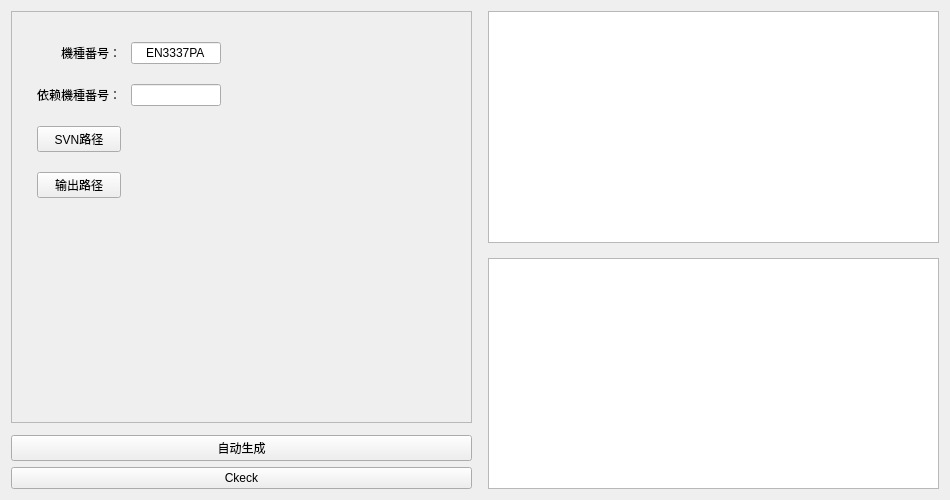
Before: the Qt Designer form Forms/AutomationTool.ui in 335134701/QT_Demo, drawn with Qt 5.
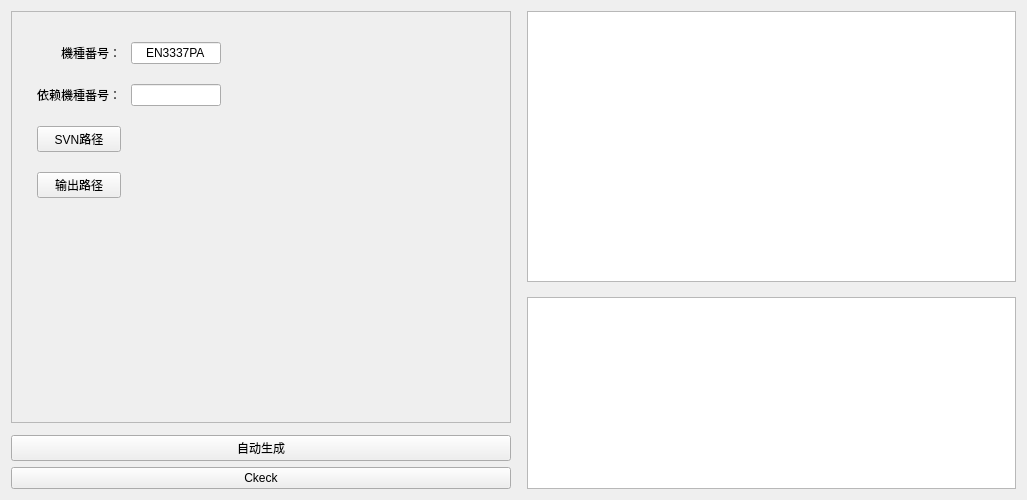
After: the same form once the commit is applied. Icons and pictures are not drawn.

Diff of the .ui file:
```diff
--- a/Forms/AutomationTool.ui
+++ b/Forms/AutomationTool.ui
@@ -6,13 +6,13 @@
    <rect>
     <x>0</x>
     <y>0</y>
-    <width>950</width>
+    <width>1027</width>
     <height>500</height>
    </rect>
   </property>
   <property name="minimumSize">
    <size>
-    <width>950</width>
+    <width>1000</width>
     <height>500</height>
    </size>
   </property>
@@ -63,12 +63,6 @@
        </property>
        <item row="0" column="0">
         <widget class="QTableView" name="MessageView">
-         <property name="minimumSize">
-          <size>
-           <width>0</width>
-           <height>0</height>
-          </size>
-         </property>
          <attribute name="horizontalHeaderVisible">
           <bool>false</bool>
          </attribute>
@@ -80,7 +74,7 @@
        <item row="1" column="0">
         <widget class="QTextEdit" name="LogView">
          <property name="sizePolicy">
-          <sizepolicy hsizetype="Expanding" vsizetype="Expanding">
+          <sizepolicy hsizetype="Expanding" vsizetype="Preferred">
            <horstretch>0</horstretch>
            <verstretch>0</verstretch>
           </sizepolicy>
@@ -88,11 +82,14 @@
          <property name="minimumSize">
           <size>
            <width>0</width>
-           <height>0</height>
+           <height>100</height>
           </size>
          </property>
-         <property name="contextMenuPolicy">
-          <enum>Qt::ActionsContextMenu</enum>
+         <property name="maximumSize">
+          <size>
+           <width>16777215</width>
+           <height>500</height>
+          </size>
          </property>
          <property name="readOnly">
           <bool>true</bool>
```
